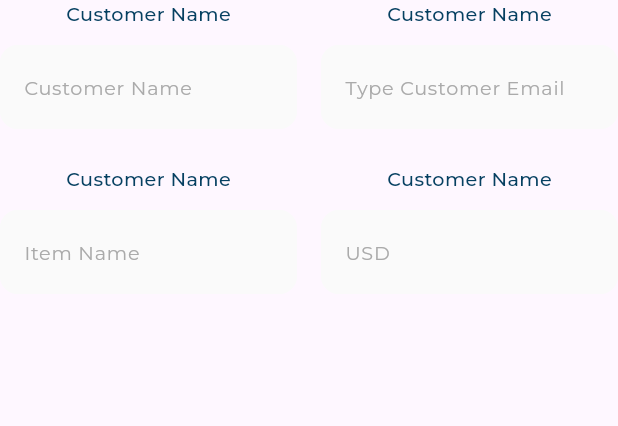
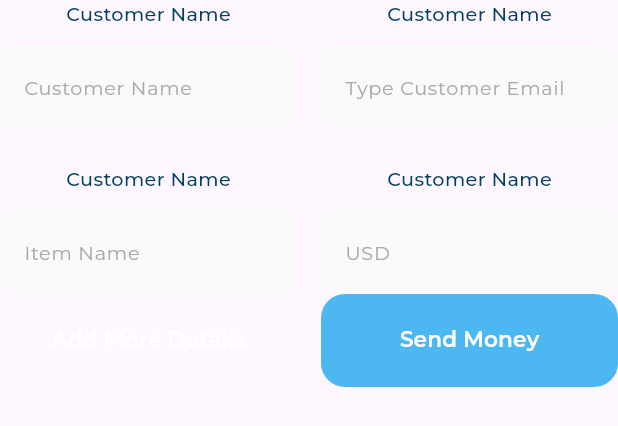
Before and after one commit to MohamedMahmoudAli/responsive_dashboard_design, a Flutter app: the QuickInvoiceForm widget shown alone on an empty page, opened directly, on a phone screen of 412 x 824 dp. Shown: the top 426 px of the screen. Run offline on Flutter 3.47's test engine with Material 3 defaults, Android fonts, the phone set to English and light mode, and no system bars; our stand-ins replace flutter_svg; project files that could hold a hidden picture were left out.

Commit message:
the fotter of quick invoice

```diff
--- /dev/null
+++ b/lib/views/Widget/custom_button.dart
@@ -0,0 +1,28 @@
+import 'package:flutter/material.dart';
+import 'package:responsive_dashboard/utils/app_style.dart';
+
+class CustomButton extends StatelessWidget {
+  const CustomButton({super.key, this.backgroundColor, required this.title});
+  final Color? backgroundColor;
+  final String title;
+
+  @override
+  Widget build(BuildContext context) {
+    return SizedBox(
+      height: 62,
+      child: ElevatedButton(
+          style: ElevatedButton.styleFrom(
+            shape: RoundedRectangleBorder(
+              borderRadius: BorderRadius.circular(16),
+            ),
+            elevation: 0,
+            backgroundColor:backgroundColor?? const Color(0xFF4DB7F2),
+          ),
+          onPressed: () {},
+          child: Text(
+            title,
+            style: AppStyles.styleSemiBold18(context),
+          )),
+    );
+  }
+}
--- a/lib/views/Widget/quick_invoice/quick_invoice_form.dart
+++ b/lib/views/Widget/quick_invoice/quick_invoice_form.dart
@@ -1,4 +1,5 @@
 import 'package:flutter/material.dart';
+import 'package:responsive_dashboard/views/Widget/custom_button.dart';
 import 'package:responsive_dashboard/views/Widget/quick_invoice/title_test_field.dart';
 
 class QuickInvoiceForm extends StatelessWidget {
@@ -41,6 +42,22 @@ class QuickInvoiceForm extends StatelessWidget {
             Expanded(child: TitleTextField(title: "Item amount", hint: "USD"))
           ],
         ),
+        Row(
+          children: [
+            Expanded(
+                child: CustomButton(
+              title: 'Add More Details',
+              backgroundColor: Color(0xff),
+            )),
+            SizedBox(
+              width: 16,
+            ),
+            Expanded(
+                child: CustomButton(
+              title: 'Send Money',
+            )),
+          ],
+        )
       ],
     );
   }
```
